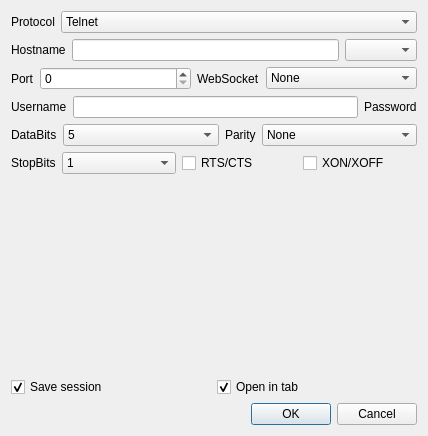
This is src/quickconnectwindow/quickconnectwindow.ui in QQxiaoming/quardCRT as Qt 5 draws it before an edit. The edited form follows.
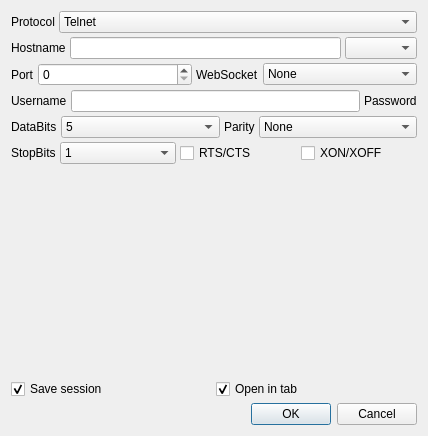
This is the edited form.

Diff of the .ui file:
```diff
--- a/src/quickconnectwindow/quickconnectwindow.ui
+++ b/src/quickconnectwindow/quickconnectwindow.ui
@@ -14,10 +14,19 @@
    <string notr="true"/>
   </property>
   <layout class="QVBoxLayout" name="verticalLayout_2">
+   <property name="spacing">
+    <number>4</number>
+   </property>
    <item>
     <layout class="QVBoxLayout" name="verticalLayout">
+     <property name="spacing">
+      <number>4</number>
+     </property>
      <item>
       <layout class="QHBoxLayout" name="horizontalLayout">
+       <property name="spacing">
+        <number>4</number>
+       </property>
        <item>
         <widget class="QLabel" name="labelProtocol">
          <property name="sizePolicy">
@@ -74,6 +83,9 @@
      </item>
      <item>
       <layout class="QHBoxLayout" name="horizontalLayout_2">
+       <property name="spacing">
+        <number>4</number>
+       </property>
        <item>
         <widget class="QLabel" name="labelHostname">
          <property name="sizePolicy">
@@ -97,6 +109,9 @@
      </item>
      <item>
       <layout class="QHBoxLayout" name="horizontalLayout_3">
+       <property name="spacing">
+        <number>4</number>
+       </property>
        <item>
         <widget class="QLabel" name="labelPort">
          <property name="sizePolicy">
@@ -149,6 +164,9 @@
      </item>
      <item>
       <layout class="QHBoxLayout" name="horizontalLayout_5">
+       <property name="spacing">
+        <number>4</number>
+       </property>
        <item>
         <widget class="QLabel" name="labelUsername">
          <property name="sizePolicy">
@@ -176,6 +194,9 @@
      </item>
      <item>
       <layout class="QHBoxLayout" name="horizontalLayout_4">
+       <property name="spacing">
+        <number>4</number>
+       </property>
        <item>
         <widget class="QLabel" name="labelDataBits">
          <property name="sizePolicy">
@@ -249,6 +270,9 @@
      </item>
      <item>
       <layout class="QHBoxLayout" name="horizontalLayout_6">
+       <property name="spacing">
+        <number>4</number>
+       </property>
        <item>
         <widget class="QLabel" name="labelStopBits">
          <property name="sizePolicy">
@@ -307,6 +331,9 @@
      </item>
      <item>
       <layout class="QHBoxLayout" name="horizontalLayout_7">
+       <property name="spacing">
+        <number>4</number>
+       </property>
        <item>
         <widget class="QCheckBox" name="checkBoxSaveSession">
          <property name="text">
```
Lines whose indentation alone changed are shown as unchanged.
